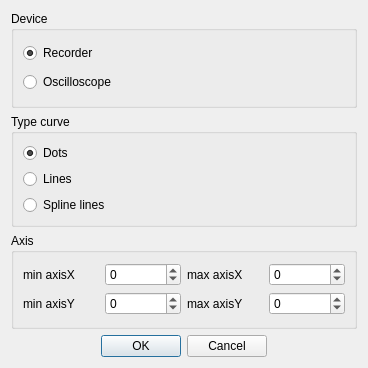
Qt form Qt/lib2/GrapherBox/src/grapherbox_options/ui/grapherbox_options.ui (RinatB2017/mega_GIT) before a commit.
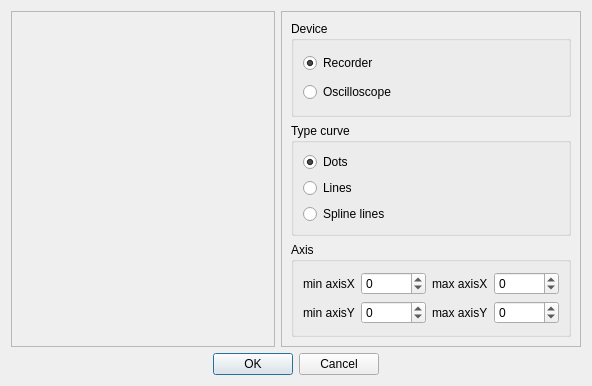
The same form after that commit.

What changed in the file:
```diff
--- a/Qt/lib2/GrapherBox/src/grapherbox_options/ui/grapherbox_options.ui
+++ b/Qt/lib2/GrapherBox/src/grapherbox_options/ui/grapherbox_options.ui
@@ -6,8 +6,8 @@
    <rect>
     <x>0</x>
     <y>0</y>
-    <width>368</width>
-    <height>368</height>
+    <width>592</width>
+    <height>386</height>
    </rect>
   </property>
   <property name="windowTitle">
@@ -15,6 +15,58 @@
   </property>
   <layout class="QVBoxLayout" name="verticalLayout">
    <item>
+    <layout class="QHBoxLayout" name="horizontalLayout_2">
+     <item>
+      <widget class="QScrollArea" name="scrollArea">
+       <property name="minimumSize">
+        <size>
+         <width>200</width>
+         <height>0</height>
+        </size>
+       </property>
+       <property name="widgetResizable">
+        <bool>true</bool>
+       </property>
+       <widget class="QWidget" name="scrollAreaWidgetContents">
+        <property name="geometry">
+         <rect>
+          <x>0</x>
+          <y>0</y>
+          <width>196</width>
+          <height>330</height>
+         </rect>
+        </property>
+        <layout class="QVBoxLayout" name="verticalLayout_6">
+         <item>
+          <layout class="QVBoxLayout" name="color_layout"/>
+         </item>
+         <item>
+          <spacer name="verticalSpacer">
+           <property name="orientation">
+            <enum>Qt::Vertical</enum>
+           </property>
+           <property name="sizeHint" stdset="0">
+            <size>
+             <width>20</width>
+             <height>345</height>
+            </size>
+           </property>
+          </spacer>
+         </item>
+        </layout>
+       </widget>
+      </widget>
+     </item>
+     <item>
+      <widget class="QFrame" name="frame">
+       <property name="frameShape">
+        <enum>QFrame::StyledPanel</enum>
+       </property>
+       <property name="frameShadow">
+        <enum>QFrame::Raised</enum>
+       </property>
+       <layout class="QVBoxLayout" name="verticalLayout_5">
+        <item>
     <widget class="QGroupBox" name="groupBox_3">
      <property name="title">
       <string>Device</string>
@@ -154,6 +206,11 @@
      </layout>
     </widget>
    </item>
+       </layout>
+      </widget>
+     </item>
+    </layout>
+   </item>
    <item>
     <widget class="QDialogButtonBox" name="buttonBox">
      <property name="standardButtons">
```
Left out of the diff: 1 changed line with no effect on the pictures. Lines whose indentation alone changed are shown as unchanged.
